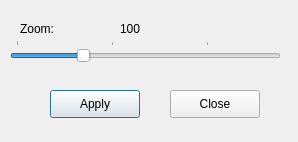
Above: zoomdialog.ui from zjucsxxd/Qt-Image-Viewer-1 before the change. Below: the same form after it.
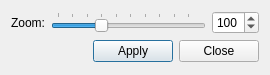
That is the form after the change.

Commit message: Fix zoom and crop stuff

The edit to the form file:
```diff
--- a/zoomdialog.ui
+++ b/zoomdialog.ui
@@ -9,24 +9,27 @@
    <rect>
     <x>0</x>
     <y>0</y>
-    <width>298</width>
-    <height>142</height>
+    <width>270</width>
+    <height>75</height>
    </rect>
   </property>
   <property name="windowTitle">
    <string>Dialog</string>
   </property>
+  <layout class="QVBoxLayout" name="verticalLayout">
+   <item>
+    <layout class="QHBoxLayout" name="horizontalLayout">
+     <item>
+      <widget class="QLabel" name="zoomLabel">
+       <property name="text">
+        <string>Zoom:</string>
+       </property>
+      </widget>
+     </item>
+     <item>
   <widget class="QSlider" name="zoomSlider">
-   <property name="geometry">
-    <rect>
-     <x>10</x>
-     <y>40</y>
-     <width>271</width>
-     <height>23</height>
-    </rect>
-   </property>
    <property name="minimum">
-    <number>30</number>
+        <number>10</number>
    </property>
    <property name="maximum">
     <number>300</number>
@@ -44,61 +47,60 @@
     <enum>QSlider::TicksAbove</enum>
    </property>
    <property name="tickInterval">
+        <number>30</number>
+       </property>
+      </widget>
+     </item>
+     <item>
+      <widget class="QSpinBox" name="zoomBox">
+       <property name="minimum">
+        <number>10</number>
+       </property>
+       <property name="maximum">
+        <number>300</number>
+       </property>
+       <property name="singleStep">
+        <number>1</number>
+       </property>
+       <property name="value">
     <number>100</number>
    </property>
   </widget>
-  <widget class="QLabel" name="zoomDisp">
-   <property name="geometry">
-    <rect>
-     <x>120</x>
-     <y>20</y>
-     <width>65</width>
-     <height>17</height>
-    </rect>
-   </property>
-   <property name="text">
-    <string>100</string>
-   </property>
-  </widget>
+     </item>
+    </layout>
+   </item>
+   <item>
+    <layout class="QHBoxLayout" name="horizontalLayout_2">
+     <item>
+      <spacer name="horizontalSpacer">
+       <property name="orientation">
+        <enum>Qt::Horizontal</enum>
+       </property>
+       <property name="sizeHint" stdset="0">
+        <size>
+         <width>40</width>
+         <height>20</height>
+        </size>
+       </property>
+      </spacer>
+     </item>
+     <item>
   <widget class="QPushButton" name="applyButton">
-   <property name="geometry">
-    <rect>
-     <x>50</x>
-     <y>90</y>
-     <width>90</width>
-     <height>28</height>
-    </rect>
-   </property>
    <property name="text">
     <string>Apply</string>
    </property>
   </widget>
+     </item>
+     <item>
   <widget class="QPushButton" name="closeButton">
-   <property name="geometry">
-    <rect>
-     <x>170</x>
-     <y>90</y>
-     <width>90</width>
-     <height>28</height>
-    </rect>
-   </property>
    <property name="text">
     <string>Close</string>
    </property>
   </widget>
-  <widget class="QLabel" name="zoomLabel">
-   <property name="geometry">
-    <rect>
-     <x>20</x>
-     <y>20</y>
-     <width>65</width>
-     <height>17</height>
-    </rect>
-   </property>
-   <property name="text">
-    <string>Zoom:</string>
-   </property>
-  </widget>
+     </item>
+    </layout>
+   </item>
+  </layout>
  </widget>
  <resources/>
  <connections>
```
Left out of the diff: 48 changed lines with no effect on the pictures. Lines whose indentation alone changed are shown as unchanged. The commit also changes 7 other files.
